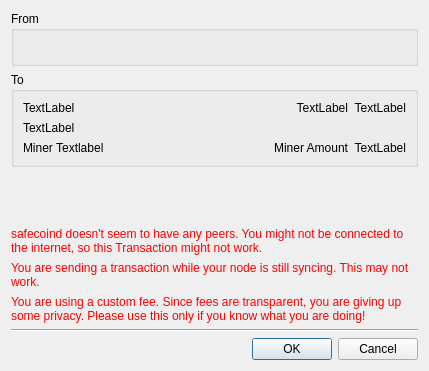
Before: the Qt Designer form src/confirm.ui in ZcashFoundation/zecwallet, drawn with Qt 5.
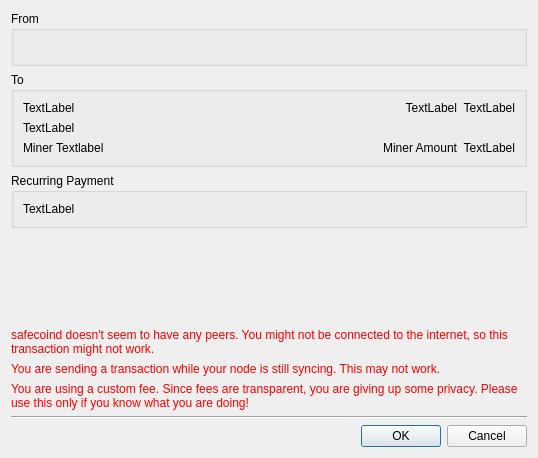
After: the same form once the commit is applied.

What changed in the file:
```diff
--- a/src/confirm.ui
+++ b/src/confirm.ui
@@ -6,8 +6,8 @@
    <rect>
     <x>0</x>
     <y>0</y>
-    <width>429</width>
-    <height>371</height>
+    <width>538</width>
+    <height>458</height>
    </rect>
   </property>
   <property name="windowTitle">
@@ -67,6 +67,12 @@
       </item>
       <item row="0" column="0">
        <widget class="QLabel" name="Addr1">
+        <property name="sizePolicy">
+         <sizepolicy hsizetype="MinimumExpanding" vsizetype="Preferred">
+          <horstretch>0</horstretch>
+          <verstretch>0</verstretch>
+         </sizepolicy>
+        </property>
         <property name="text">
          <string notr="true">TextLabel</string>
         </property>
@@ -93,6 +99,12 @@
       </item>
       <item row="2" column="0">
        <widget class="QLabel" name="labelMinerFee">
+        <property name="sizePolicy">
+         <sizepolicy hsizetype="Expanding" vsizetype="Preferred">
+          <horstretch>0</horstretch>
+          <verstretch>0</verstretch>
+         </sizepolicy>
+        </property>
         <property name="text">
          <string notr="true">Miner Textlabel</string>
         </property>
@@ -101,7 +113,7 @@
       <item row="0" column="1">
        <widget class="QLabel" name="Amt1">
         <property name="sizePolicy">
-         <sizepolicy hsizetype="Expanding" vsizetype="Preferred">
+         <sizepolicy hsizetype="Minimum" vsizetype="Preferred">
           <horstretch>0</horstretch>
           <verstretch>0</verstretch>
          </sizepolicy>
@@ -117,7 +129,7 @@
       <item row="2" column="1">
        <widget class="QLabel" name="minerFee">
         <property name="sizePolicy">
-         <sizepolicy hsizetype="Expanding" vsizetype="Preferred">
+         <sizepolicy hsizetype="Minimum" vsizetype="Preferred">
           <horstretch>0</horstretch>
           <verstretch>0</verstretch>
          </sizepolicy>
@@ -133,6 +145,22 @@
      </layout>
     </widget>
    </item>
+   <item>
+    <widget class="QGroupBox" name="grpRecurring">
+     <property name="title">
+      <string>Recurring Payment</string>
+     </property>
+     <layout class="QGridLayout" name="gridLayout_2">
+      <item row="0" column="0">
+       <widget class="QLabel" name="lblRecurringDesc">
+        <property name="text">
+         <string>TextLabel</string>
+        </property>
+       </widget>
+      </item>
+     </layout>
+    </widget>
+   </item>
    <item>
     <spacer name="verticalSpacer">
      <property name="orientation">
@@ -152,7 +180,7 @@
       <string notr="true">color: red;</string>
      </property>
      <property name="text">
-      <string>safecoind doesn't seem to have any peers. You might not be connected to the internet, so this Transaction might not work.</string>
+      <string>safecoind doesn't seem to have any peers. You might not be connected to the internet, so this transaction might not work.</string>
      </property>
      <property name="wordWrap">
       <bool>true</bool>
```
Left out of the diff: 2 changed lines with no effect on the pictures.
